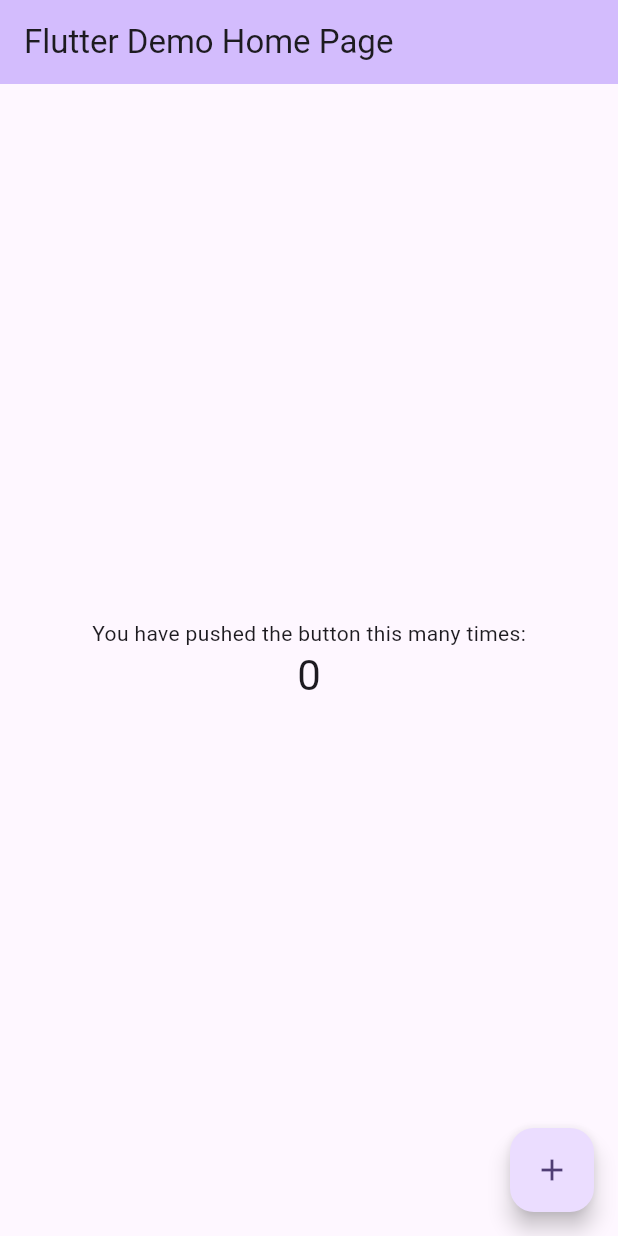
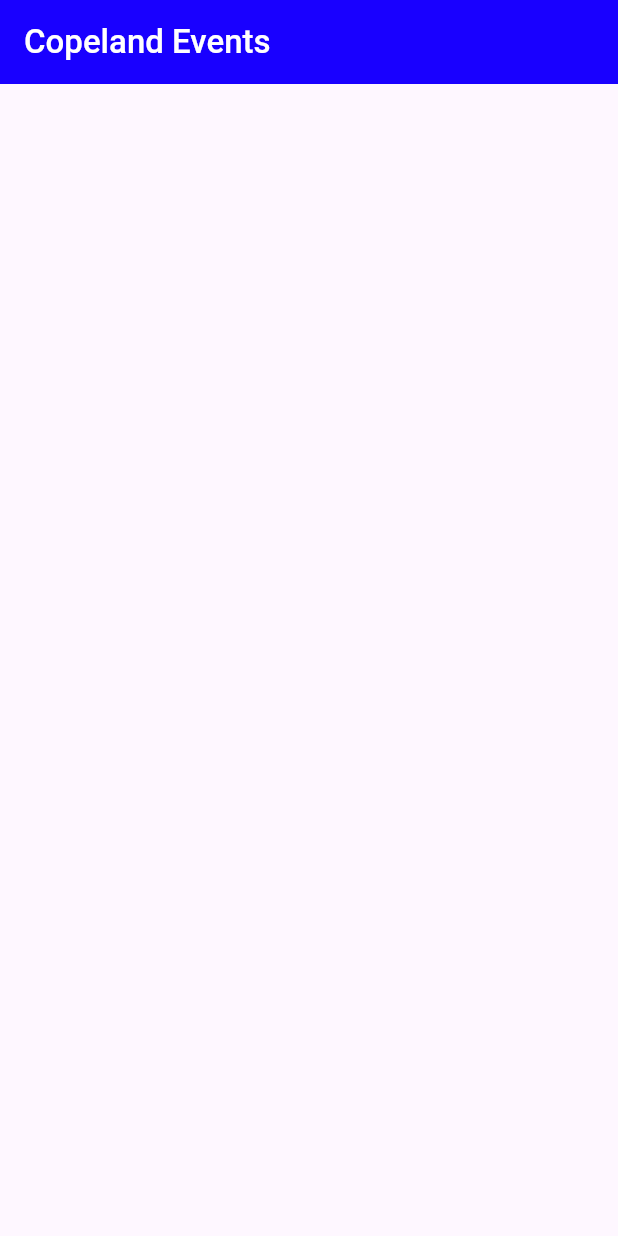
Before and after one commit to ivan-sanjuan/events_kiosk_app, a Flutter app: the screen it shows after launch, on a phone screen of 412 x 824 dp. Run offline on Flutter 3.47's test engine with Material 3 defaults, Android fonts, the phone set to English and light mode, and no system bars.

Commit message:
initial commit

```diff
--- a/lib/main.dart
+++ b/lib/main.dart
@@ -1,122 +1,17 @@
+import 'package:events_kiosk_app/screens/home_events_kiosk_app.dart';
 import 'package:flutter/material.dart';
 
 void main() {
-  runApp(const MyApp());
+  runApp(
+    MaterialApp(home: EventsKioskApp(), debugShowCheckedModeBanner: false),
+  );
 }
 
-class MyApp extends StatelessWidget {
-  const MyApp({super.key});
-
-  // This widget is the root of your application.
-  @override
-  Widget build(BuildContext context) {
-    return MaterialApp(
-      title: 'Flutter Demo',
-      theme: ThemeData(
-        // This is the theme of your application.
-        //
-        // TRY THIS: Try running your application with "flutter run". You'll see
-        // the application has a purple toolbar. Then, without quitting the app,
-        // try changing the seedColor in the colorScheme below to Colors.green
-        // and then invoke "hot reload" (save your changes or press the "hot
-        // reload" button in a Flutter-supported IDE, or press "r" if you used
-        // the command line to start the app).
-        //
-        // Notice that the counter didn't reset back to zero; the application
-        // state is not lost during the reload. To reset the state, use hot
-        // restart instead.
-        //
-        // This works for code too, not just values: Most code changes can be
-        // tested with just a hot reload.
-        colorScheme: .fromSeed(seedColor: Colors.deepPurple),
-      ),
-      home: const MyHomePage(title: 'Flutter Demo Home Page'),
-    );
-  }
-}
-
-class MyHomePage extends StatefulWidget {
-  const MyHomePage({super.key, required this.title});
-
-  // This widget is the home page of your application. It is stateful, meaning
-  // that it has a State object (defined below) that contains fields that affect
-  // how it looks.
-
-  // This class is the configuration for the state. It holds the values (in this
-  // case the title) provided by the parent (in this case the App widget) and
-  // used by the build method of the State. Fields in a Widget subclass are
-  // always marked "final".
-
-  final String title;
-
-  @override
-  State<MyHomePage> createState() => _MyHomePageState();
-}
-
-class _MyHomePageState extends State<MyHomePage> {
-  int _counter = 0;
-
-  void _incrementCounter() {
-    setState(() {
-      // This call to setState tells the Flutter framework that something has
-      // changed in this State, which causes it to rerun the build method below
-      // so that the display can reflect the updated values. If we changed
-      // _counter without calling setState(), then the build method would not be
-      // called again, and so nothing would appear to happen.
-      _counter++;
-    });
-  }
+class EventsKioskApp extends StatelessWidget {
+  const EventsKioskApp({super.key});
 
   @override
   Widget build(BuildContext context) {
-    // This method is rerun every time setState is called, for instance as done
-    // by the _incrementCounter method above.
-    //
-    // The Flutter framework has been optimized to make rerunning build methods
-    // fast, so that you can just rebuild anything that needs updating rather
-    // than having to individually change instances of widgets.
-    return Scaffold(
-      appBar: AppBar(
-        // TRY THIS: Try changing the color here to a specific color (to
-        // Colors.amber, perhaps?) and trigger a hot reload to see the AppBar
-        // change color while the other colors stay the same.
-        backgroundColor: Theme.of(context).colorScheme.inversePrimary,
-        // Here we take the value from the MyHomePage object that was created by
-        // the App.build method, and use it to set our appbar title.
-        title: Text(widget.title),
-      ),
-      body: Center(
-        // Center is a layout widget. It takes a single child and positions it
-        // in the middle of the parent.
-        child: Column(
-          // Column is also a layout widget. It takes a list of children and
-          // arranges them vertically. By default, it sizes itself to fit its
-          // children horizontally, and tries to be as tall as its parent.
-          //
-          // Column has various properties to control how it sizes itself and
-          // how it positions its children. Here we use mainAxisAlignment to
-          // center the children vertically; the main axis here is the vertical
-          // axis because Columns are vertical (the cross axis would be
-          // horizontal).
-          //
-          // TRY THIS: Invoke "debug painting" (choose the "Toggle Debug Paint"
-          // action in the IDE, or press "p" in the console), to see the
-          // wireframe for each widget.
-          mainAxisAlignment: .center,
-          children: [
-            const Text('You have pushed the button this many times:'),
-            Text(
-              '$_counter',
-              style: Theme.of(context).textTheme.headlineMedium,
-            ),
-          ],
-        ),
-      ),
-      floatingActionButton: FloatingActionButton(
-        onPressed: _incrementCounter,
-        tooltip: 'Increment',
-        child: const Icon(Icons.add),
-      ),
-    );
+    return const AppHome();
   }
 }
--- /dev/null
+++ b/lib/screens/home_events_kiosk_app.dart
@@ -0,0 +1,24 @@
+import 'package:flutter/material.dart';
+
+class AppHome extends StatefulWidget {
+  const AppHome({super.key});
+
+  @override
+  State<AppHome> createState() => _AppHomeState();
+}
+
+class _AppHomeState extends State<AppHome> {
+  @override
+  Widget build(BuildContext context) {
+    return Scaffold(
+      appBar: AppBar(
+        title: Text(
+          'Copeland Events',
+          style: TextStyle(color: Colors.white, fontWeight: FontWeight.w500),
+        ),
+        backgroundColor: const Color.fromARGB(255, 25, 0, 255),
+      ),
+      body: Container(),
+    );
+  }
+}
```
Also changed, not shown: 1 other file.
